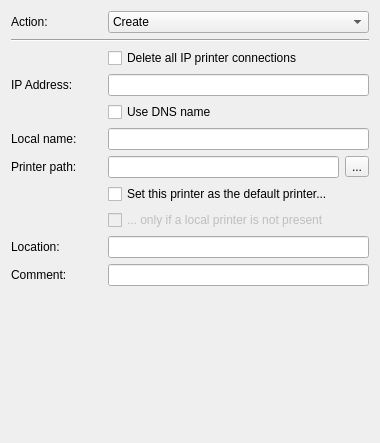
Old version of the form src/apps/mvvm-folders/printers/tcpprintergeneralwidget.ui in the repository august-alt/policy-preferences-editor-prototype.
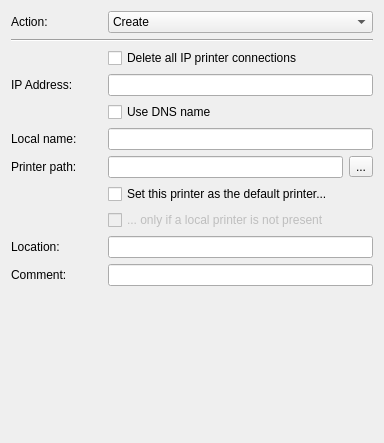
New version of the form.

What changed in the file:
```diff
--- a/src/apps/mvvm-folders/printers/tcpprintergeneralwidget.ui
+++ b/src/apps/mvvm-folders/printers/tcpprintergeneralwidget.ui
@@ -6,7 +6,7 @@
    <rect>
     <x>0</x>
     <y>0</y>
-    <width>380</width>
+    <width>384</width>
     <height>443</height>
    </rect>
   </property>
```
Left out of the diff: 16 changed lines with no effect on the pictures.
